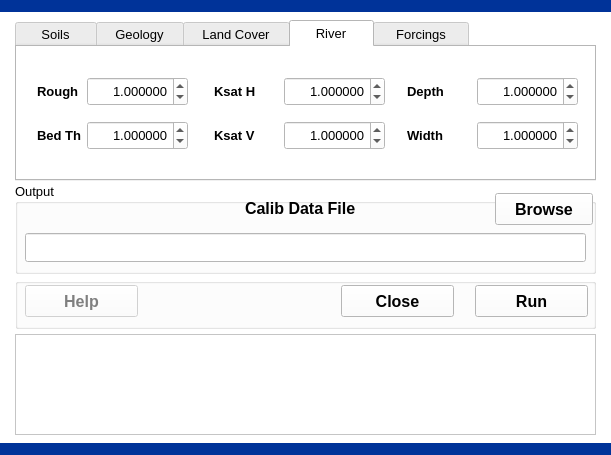
Old version of the form 5DataModelLoader/10CalibDataFile/calibdatafile.ui in the repository leonard-psu/PIHMgis.
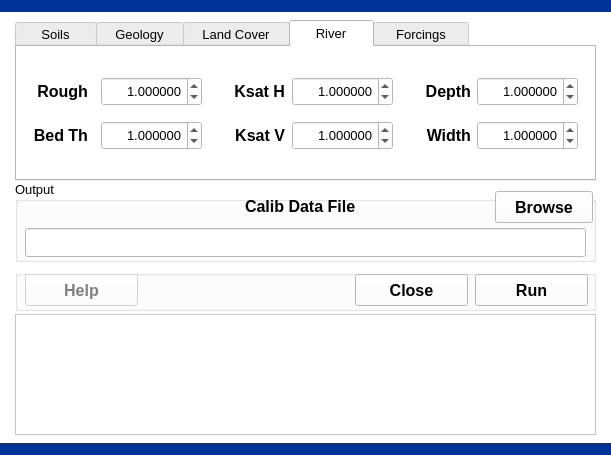
New version of the form. The open tabs and pages were chosen to show the change.

The edit to the form file:
```diff
--- a/5DataModelLoader/10CalibDataFile/calibdatafile.ui
+++ b/5DataModelLoader/10CalibDataFile/calibdatafile.ui
@@ -888,9 +888,9 @@
    <property name="geometry">
     <rect>
      <x>15</x>
-     <y>334</y>
+     <y>314</y>
      <width>581</width>
-     <height>101</height>
+     <height>121</height>
     </rect>
    </property>
    <property name="font">
@@ -1358,9 +1358,9 @@
    <property name="geometry">
     <rect>
      <x>15</x>
-     <y>278</y>
+     <y>270</y>
      <width>581</width>
-     <height>51</height>
+     <height>41</height>
     </rect>
    </property>
    <property name="title">
@@ -1373,7 +1373,7 @@
     <property name="geometry">
      <rect>
       <x>10</x>
-      <y>7</y>
+      <y>4</y>
       <width>113</width>
       <height>32</height>
      </rect>
@@ -1395,8 +1395,8 @@
    <widget class="QPushButton" name="pushButtonClose">
     <property name="geometry">
      <rect>
-      <x>326</x>
-      <y>7</y>
+      <x>340</x>
+      <y>4</y>
       <width>113</width>
       <height>32</height>
      </rect>
@@ -1419,7 +1419,7 @@
     <property name="geometry">
      <rect>
       <x>460</x>
-      <y>7</y>
+      <y>4</y>
       <width>113</width>
       <height>32</height>
      </rect>
@@ -1446,9 +1446,9 @@
    <property name="geometry">
     <rect>
      <x>15</x>
-     <y>183</y>
+     <y>181</y>
      <width>581</width>
-     <height>91</height>
+     <height>81</height>
     </rect>
    </property>
    <property name="font">
@@ -1507,7 +1507,7 @@
     <property name="geometry">
      <rect>
       <x>10</x>
-      <y>50</y>
+      <y>47</y>
       <width>561</width>
       <height>29</height>
      </rect>
@@ -2265,7 +2265,7 @@
     <widget class="QDoubleSpinBox" name="doubleSpinBoxR_BedTh">
      <property name="geometry">
       <rect>
-       <x>70</x>
+       <x>84</x>
        <y>74</y>
        <width>101</width>
        <height>29</height>
@@ -2298,6 +2298,7 @@
      </property>
      <property name="font">
       <font>
+       <pointsize>12</pointsize>
        <weight>75</weight>
        <bold>true</bold>
       </font>
@@ -2305,11 +2306,14 @@
      <property name="text">
       <string>Ksat H</string>
      </property>
+     <property name="alignment">
+      <set>Qt::AlignRight|Qt::AlignTrailing|Qt::AlignVCenter</set>
+     </property>
     </widget>
     <widget class="QDoubleSpinBox" name="doubleSpinBoxR_KsatH">
      <property name="geometry">
       <rect>
-       <x>267</x>
+       <x>275</x>
        <y>30</y>
        <width>101</width>
        <height>29</height>
@@ -2334,7 +2338,7 @@
     <widget class="QLabel" name="textLabel1_14">
      <property name="geometry">
       <rect>
-       <x>20</x>
+       <x>0</x>
        <y>29</y>
        <width>71</width>
        <height>31</height>
@@ -2342,6 +2346,7 @@
      </property>
      <property name="font">
       <font>
+       <pointsize>12</pointsize>
        <weight>75</weight>
        <bold>true</bold>
       </font>
@@ -2349,11 +2354,14 @@
      <property name="text">
       <string>Rough</string>
      </property>
+     <property name="alignment">
+      <set>Qt::AlignRight|Qt::AlignTrailing|Qt::AlignVCenter</set>
+     </property>
     </widget>
     <widget class="QLabel" name="textLabel1_15">
      <property name="geometry">
       <rect>
-       <x>20</x>
+       <x>0</x>
        <y>73</y>
        <width>71</width>
        <height>31</height>
@@ -2361,6 +2369,7 @@
      </property>
      <property name="font">
       <font>
+       <pointsize>12</pointsize>
        <weight>75</weight>
        <bold>true</bold>
       </font>
@@ -2368,11 +2377,14 @@
      <property name="text">
       <string>Bed Th</string>
      </property>
+     <property name="alignment">
+      <set>Qt::AlignRight|Qt::AlignTrailing|Qt::AlignVCenter</set>
+     </property>
     </widget>
     <widget class="QDoubleSpinBox" name="doubleSpinBoxR_KsatV">
      <property name="geometry">
       <rect>
-       <x>267</x>
+       <x>275</x>
        <y>74</y>
        <width>101</width>
        <height>29</height>
@@ -2405,6 +2417,7 @@
      </property>
      <property name="font">
       <font>
+       <pointsize>12</pointsize>
        <weight>75</weight>
        <bold>true</bold>
       </font>
@@ -2412,11 +2425,14 @@
      <property name="text">
       <string>Ksat V</string>
      </property>
+     <property name="alignment">
+      <set>Qt::AlignRight|Qt::AlignTrailing|Qt::AlignVCenter</set>
+     </property>
     </widget>
     <widget class="QDoubleSpinBox" name="doubleSpinBoxR_Rough">
      <property name="geometry">
       <rect>
-       <x>70</x>
+       <x>84</x>
        <y>30</y>
        <width>101</width>
        <height>29</height>
@@ -2441,7 +2457,7 @@
     <widget class="QLabel" name="textLabel1_17">
      <property name="geometry">
       <rect>
-       <x>390</x>
+       <x>383</x>
        <y>29</y>
        <width>71</width>
        <height>31</height>
@@ -2449,6 +2465,7 @@
      </property>
      <property name="font">
       <font>
+       <pointsize>12</pointsize>
        <weight>75</weight>
        <bold>true</bold>
       </font>
@@ -2456,6 +2473,9 @@
      <property name="text">
       <string>Depth</string>
      </property>
+     <property name="alignment">
+      <set>Qt::AlignRight|Qt::AlignTrailing|Qt::AlignVCenter</set>
+     </property>
     </widget>
     <widget class="QDoubleSpinBox" name="doubleSpinBoxR_Width">
      <property name="geometry">
@@ -2485,7 +2505,7 @@
     <widget class="QLabel" name="textLabel1_18">
      <property name="geometry">
       <rect>
-       <x>390</x>
+       <x>383</x>
        <y>73</y>
        <width>71</width>
        <height>31</height>
@@ -2493,6 +2513,7 @@
      </property>
      <property name="font">
       <font>
+       <pointsize>12</pointsize>
        <weight>75</weight>
        <bold>true</bold>
       </font>
@@ -2500,6 +2521,9 @@
      <property name="text">
       <string>Width</string>
      </property>
+     <property name="alignment">
+      <set>Qt::AlignRight|Qt::AlignTrailing|Qt::AlignVCenter</set>
+     </property>
     </widget>
     <widget class="QDoubleSpinBox" name="doubleSpinBoxR_Depth">
      <property name="geometry">
```
Left out of the diff: 93 changed lines with no effect on the pictures.
